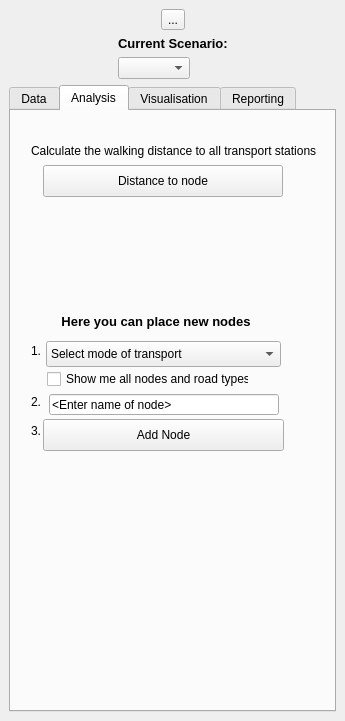
Qt form PASCAL2/spatial_decision_dockwidget_base.ui (SimonGriffioen/GEO1005) before a commit.
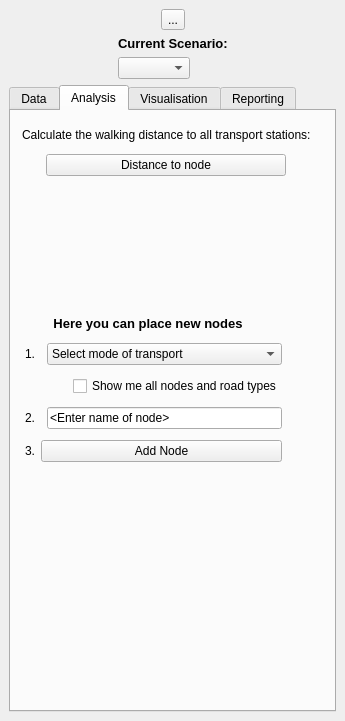
The same form after that commit. The open tabs and pages were chosen to show the change.

Patch:
```diff
--- a/PASCAL2/spatial_decision_dockwidget_base.ui
+++ b/PASCAL2/spatial_decision_dockwidget_base.ui
@@ -356,39 +356,11 @@
        <attribute name="title">
         <string>Analysis</string>
        </attribute>
-       <widget class="QPushButton" name="stationDistanceButton">
-        <property name="geometry">
-         <rect>
-          <x>32</x>
-          <y>54</y>
-          <width>240</width>
-          <height>32</height>
-         </rect>
-        </property>
-        <property name="sizePolicy">
-         <sizepolicy hsizetype="Fixed" vsizetype="Fixed">
-          <horstretch>0</horstretch>
-          <verstretch>0</verstretch>
-         </sizepolicy>
-        </property>
-        <property name="minimumSize">
-         <size>
-          <width>240</width>
-          <height>0</height>
-         </size>
-        </property>
-        <property name="styleSheet">
-         <string notr="true">font: bold 10pt &quot;MS Shell Dlg 2&quot;;</string>
-        </property>
-        <property name="text">
-         <string>Distance to node</string>
-        </property>
-       </widget>
        <widget class="QLabel" name="label_9">
         <property name="geometry">
          <rect>
-          <x>20</x>
-          <y>202</y>
+          <x>12</x>
+          <y>204</y>
           <width>250</width>
           <height>16</height>
          </rect>
@@ -430,31 +402,104 @@
          <set>Qt::AlignCenter</set>
         </property>
        </widget>
+       <widget class="QWidget" name="">
+        <property name="geometry">
+         <rect>
+          <x>11</x>
+          <y>11</y>
+          <width>288</width>
+          <height>54</height>
+         </rect>
+        </property>
+        <layout class="QVBoxLayout" name="verticalLayout_7">
+         <item>
+          <widget class="QLabel" name="label_10">
+           <property name="styleSheet">
+            <string notr="true">font: bold 10pt &quot;MS Shell Dlg 2&quot;;</string>
+           </property>
+           <property name="text">
+            <string>Calculate the walking distance to all transport stations:</string>
+           </property>
+          </widget>
+         </item>
+         <item>
+          <layout class="QHBoxLayout" name="horizontalLayout_6">
+           <item>
+            <spacer name="horizontalSpacer_5">
+             <property name="orientation">
+              <enum>Qt::Horizontal</enum>
+             </property>
+             <property name="sizeHint" stdset="0">
+              <size>
+               <width>13</width>
+               <height>20</height>
+              </size>
+             </property>
+            </spacer>
+           </item>
+           <item>
+            <widget class="QPushButton" name="stationDistanceButton">
+             <property name="sizePolicy">
+              <sizepolicy hsizetype="Fixed" vsizetype="Fixed">
+               <horstretch>0</horstretch>
+               <verstretch>0</verstretch>
+              </sizepolicy>
+             </property>
+             <property name="minimumSize">
+              <size>
+               <width>240</width>
+               <height>0</height>
+              </size>
+             </property>
+             <property name="styleSheet">
+              <string notr="true">font: bold 10pt &quot;MS Shell Dlg 2&quot;;</string>
+             </property>
+             <property name="text">
+              <string>Distance to node</string>
+             </property>
+            </widget>
+           </item>
+           <item>
+            <spacer name="horizontalSpacer_6">
+             <property name="orientation">
+              <enum>Qt::Horizontal</enum>
+             </property>
+             <property name="sizeHint" stdset="0">
+              <size>
+               <width>13</width>
+               <height>20</height>
+              </size>
+             </property>
+            </spacer>
+           </item>
+          </layout>
+         </item>
+        </layout>
+       </widget>
+       <widget class="QWidget" name="">
+        <property name="geometry">
+         <rect>
+          <x>14</x>
+          <y>227</y>
+          <width>257</width>
+          <height>132</height>
+         </rect>
+        </property>
+        <layout class="QVBoxLayout" name="verticalLayout_5">
+         <item>
+          <layout class="QHBoxLayout" name="horizontalLayout_3">
+           <item>
        <widget class="QLabel" name="label_6">
-        <property name="geometry">
-         <rect>
-          <x>20</x>
-          <y>232</y>
-          <width>16</width>
-          <height>16</height>
-         </rect>
-        </property>
         <property name="text">
          <string>1.</string>
         </property>
        </widget>
+           </item>
+           <item>
        <widget class="QComboBox" name="selectTransportCombo">
         <property name="enabled">
          <bool>true</bool>
         </property>
-        <property name="geometry">
-         <rect>
-          <x>35</x>
-          <y>230</y>
-          <width>235</width>
-          <height>26</height>
-         </rect>
-        </property>
         <property name="sizePolicy">
          <sizepolicy hsizetype="Fixed" vsizetype="Fixed">
           <horstretch>0</horstretch>
@@ -501,21 +546,35 @@
          </property>
         </item>
        </widget>
+           </item>
+          </layout>
+         </item>
+         <item>
+          <layout class="QHBoxLayout" name="horizontalLayout_7">
+           <item>
+            <widget class="QLabel" name="label">
+             <property name="text">
+              <string>  </string>
+             </property>
+            </widget>
+           </item>
+           <item>
        <widget class="QCheckBox" name="visibilityCheckBox">
-        <property name="geometry">
-         <rect>
-          <x>36</x>
-          <y>259</y>
-          <width>202</width>
-          <height>18</height>
-         </rect>
-        </property>
         <property name="sizePolicy">
-         <sizepolicy hsizetype="Fixed" vsizetype="Fixed">
+              <sizepolicy hsizetype="Minimum" vsizetype="Fixed">
           <horstretch>0</horstretch>
           <verstretch>0</verstretch>
          </sizepolicy>
         </property>
+             <property name="minimumSize">
+              <size>
+               <width>200</width>
+               <height>0</height>
+              </size>
+             </property>
+             <property name="layoutDirection">
+              <enum>Qt::LeftToRight</enum>
+             </property>
         <property name="styleSheet">
          <string notr="true">font: bold 10pt &quot;MS Shell Dlg 2&quot;;</string>
         </property>
@@ -523,28 +582,20 @@
          <string>Show me all nodes and road types</string>
         </property>
        </widget>
+           </item>
+          </layout>
+         </item>
+         <item>
+          <layout class="QHBoxLayout" name="horizontalLayout_4">
+           <item>
        <widget class="QLabel" name="label_7">
-        <property name="geometry">
-         <rect>
-          <x>20</x>
-          <y>283</y>
-          <width>16</width>
-          <height>16</height>
-         </rect>
-        </property>
         <property name="text">
          <string>2.</string>
         </property>
        </widget>
+           </item>
+           <item>
        <widget class="QLineEdit" name="stopNameEdit">
-        <property name="geometry">
-         <rect>
-          <x>38</x>
-          <y>283</y>
-          <width>230</width>
-          <height>21</height>
-         </rect>
-        </property>
         <property name="sizePolicy">
          <sizepolicy hsizetype="Fixed" vsizetype="Fixed">
           <horstretch>0</horstretch>
@@ -553,7 +604,7 @@
         </property>
         <property name="minimumSize">
          <size>
-          <width>230</width>
+               <width>235</width>
           <height>0</height>
          </size>
         </property>
@@ -564,28 +615,20 @@
          <string>&lt;Enter name of node&gt;</string>
         </property>
        </widget>
+           </item>
+          </layout>
+         </item>
+         <item>
+          <layout class="QHBoxLayout" name="horizontalLayout_5">
+           <item>
        <widget class="QLabel" name="label_8">
-        <property name="geometry">
-         <rect>
-          <x>20</x>
-          <y>312</y>
-          <width>16</width>
-          <height>16</height>
-         </rect>
-        </property>
         <property name="text">
          <string>3.</string>
         </property>
        </widget>
+           </item>
+           <item>
        <widget class="QPushButton" name="addNodesButton">
-        <property name="geometry">
-         <rect>
-          <x>32</x>
-          <y>308</y>
-          <width>241</width>
-          <height>32</height>
-         </rect>
-        </property>
         <property name="sizePolicy">
          <sizepolicy hsizetype="Fixed" vsizetype="Fixed">
           <horstretch>0</horstretch>
@@ -605,21 +648,10 @@
          <string>Add Node</string>
         </property>
        </widget>
-       <widget class="QLabel" name="label_10">
-        <property name="geometry">
-         <rect>
-          <x>20</x>
-          <y>32</y>
-          <width>286</width>
-          <height>16</height>
-         </rect>
-        </property>
-        <property name="styleSheet">
-         <string notr="true">font: bold 10pt &quot;MS Shell Dlg 2&quot;;</string>
-        </property>
-        <property name="text">
-         <string>Calculate the walking distance to all transport stations:</string>
-        </property>
+           </item>
+          </layout>
+         </item>
+        </layout>
        </widget>
       </widget>
       <widget class="QWidget" name="tab">
```
Left out of the diff: 237 changed lines with no effect on the pictures. Lines whose indentation alone changed are shown as unchanged.
